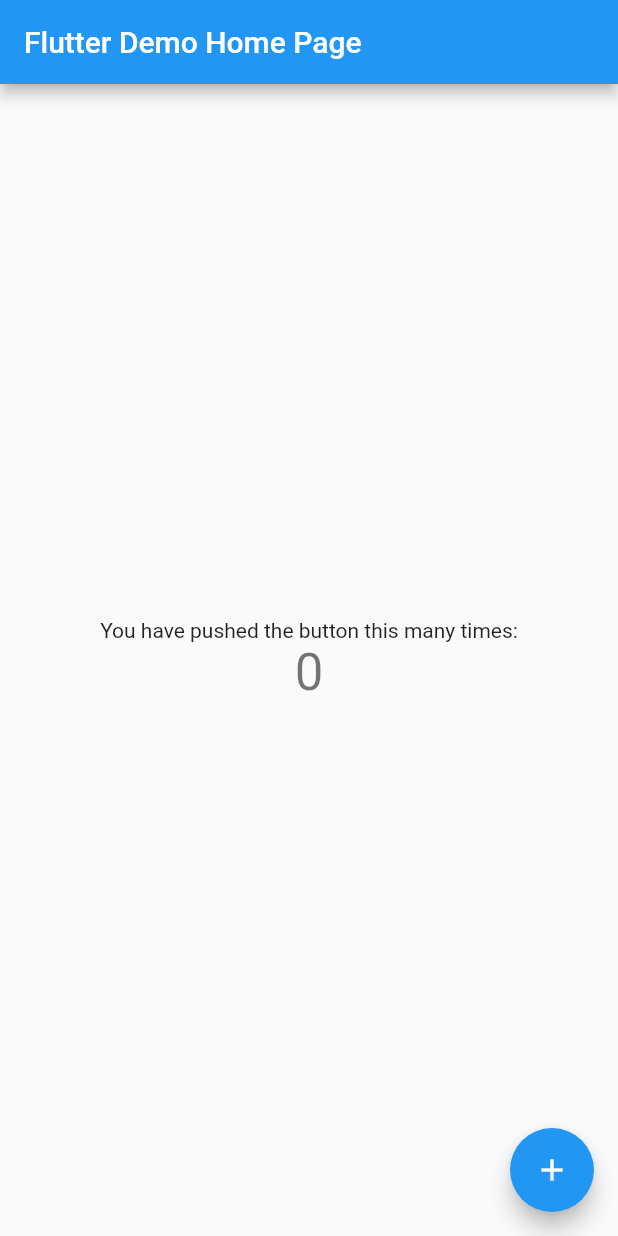
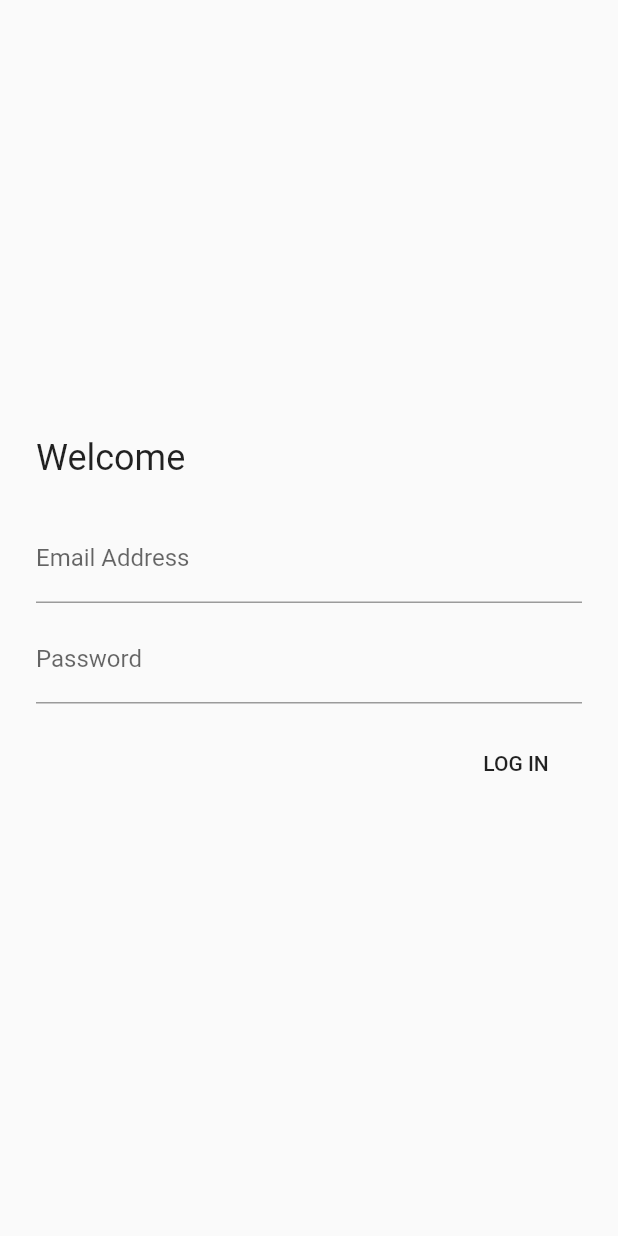
Before and after one commit to sergiossm/Github-Issues, a Flutter app: the screen it shows after launch, on a phone screen of 412 x 824 dp. Run offline on Flutter 3.47's test engine with Material 2 defaults, Android fonts, the phone set to English and light mode, and no system bars; our stand-ins replace firebase_auth, firebase_core; accounts and stored records are empty.

Commit message:
Firebase Login with Provider

```diff
--- /dev/null
+++ b/lib/constants/icons.dart
@@ -0,0 +1 @@
+const String GOOGLE = 'icons/google.svg';
--- /dev/null
+++ b/lib/enums/enums.dart
@@ -0,0 +1,6 @@
+enum AuthStatus {
+  Uninitialized,
+  Authenticated,
+  Authenticating,
+  Unauthenticated,
+}
--- a/lib/main.dart
+++ b/lib/main.dart
@@ -1,113 +1,43 @@
+import 'package:firebase_core/firebase_core.dart';
 import 'package:flutter/material.dart';
+import 'package:github_issues/enums/enums.dart';
+import 'package:github_issues/providers/auth_provider.dart';
+import 'package:github_issues/screens/home.dart';
+import 'package:github_issues/screens/login.dart';
+import 'package:github_issues/screens/splash.dart';
+import 'package:provider/provider.dart';
 
-void main() {
+void main() async {
+  WidgetsFlutterBinding.ensureInitialized();
+  await Firebase.initializeApp();
   runApp(MyApp());
 }
 
 class MyApp extends StatelessWidget {
-  // This widget is the root of your application.
   @override
-  Widget build(BuildContext context) {
-    return MaterialApp(
-      title: 'Flutter Demo',
-      theme: ThemeData(
-        // This is the theme of your application.
-        //
-        // Try running your application with "flutter run". You'll see the
-        // application has a blue toolbar. Then, without quitting the app, try
-        // changing the primarySwatch below to Colors.green and then invoke
-        // "hot reload" (press "r" in the console where you ran "flutter run",
-        // or simply save your changes to "hot reload" in a Flutter IDE).
-        // Notice that the counter didn't reset back to zero; the application
-        // is not restarted.
-        primarySwatch: Colors.blue,
-      ),
-      home: MyHomePage(title: 'Flutter Demo Home Page'),
-    );
-  }
+  Widget build(BuildContext context) => ChangeNotifierProvider<AuthProvider>(
+        create: (_) => AuthProvider(),
+        child: MaterialApp(
+          home: Consumer(
+            builder: (_, AuthProvider provider, __) {
+              switch (provider.status) {
+                case AuthStatus.Uninitialized:
+                  return Splash();
+                case AuthStatus.Unauthenticated:
+                case AuthStatus.Authenticating:
+                  return Login(
+                    status: provider.status,
+                    logIn: (String email, String password) {
+                      provider.signIn(email, password);
+                    },
+                  );
+                case AuthStatus.Authenticated:
+                  return Home();
+                default:
+                  return Login();
+              }
+            },
+          ),
+        ),
+      );
 }
-
-class MyHomePage extends StatefulWidget {
-  MyHomePage({Key key, this.title}) : super(key: key);
-
-  // This widget is the home page of your application. It is stateful, meaning
-  // that it has a State object (defined below) that contains fields that affect
-  // how it looks.
-
-  // This class is the configuration for the state. It holds the values (in this
-  // case the title) provided by the parent (in this case the App widget) and
-  // used by the build method of the State. Fields in a Widget subclass are
-  // always marked "final".
-
-  final String title;
-
-  @override
-  _MyHomePageState createState() => _MyHomePageState();
-}
-
-class _MyHomePageState extends State<MyHomePage> {
-  int _counter = 0;
-
-  void _incrementCounter() {
-    setState(() {
-      // This call to setState tells the Flutter framework that something has
-      // changed in this State, which causes it to rerun the build method below
-      // so that the display can reflect the updated values. If we changed
-      // _counter without calling setState(), then the build method would not be
-      // called again, and so nothing would appear to happen.
-      _counter++;
-    });
-  }
-
-  @override
-  Widget build(BuildContext context) {
-    // This method is rerun every time setState is called, for instance as done
-    // by the _incrementCounter method above.
-    //
-    // The Flutter framework has been optimized to make rerunning build methods
-    // fast, so that you can just rebuild anything that needs updating rather
-    // than having to individually change instances of widgets.
-    return Scaffold(
-      appBar: AppBar(
-        // Here we take the value from the MyHomePage object that was created by
-        // the App.build method, and use it to set our appbar title.
-        title: Text(widget.title),
-      ),
-      body: Center(
-        // Center is a layout widget. It takes a single child and positions it
-        // in the middle of the parent.
-        child: Column(
-          // Column is also a layout widget. It takes a list of children and
-          // arranges them vertically. By default, it sizes itself to fit its
-          // children horizontally, and tries to be as tall as its parent.
-          //
-          // Invoke "debug painting" (press "p" in the console, choose the
-          // "Toggle Debug Paint" action from the Flutter Inspector in Android
-          // Studio, or the "Toggle Debug Paint" command in Visual Studio Code)
-          // to see the wireframe for each widget.
-          //
-          // Column has various properties to control how it sizes itself and
-          // how it positions its children. Here we use mainAxisAlignment to
-          // center the children vertically; the main axis here is the vertical
-          // axis because Columns are vertical (the cross axis would be
-          // horizontal).
-          mainAxisAlignment: MainAxisAlignment.center,
-          children: <Widget>[
-            Text(
-              'You have pushed the button this many times:',
-            ),
-            Text(
-              '$_counter',
-              style: Theme.of(context).textTheme.headline4,
-            ),
-          ],
-        ),
-      ),
-      floatingActionButton: FloatingActionButton(
-        onPressed: _incrementCounter,
-        tooltip: 'Increment',
-        child: Icon(Icons.add),
-      ), // This trailing comma makes auto-formatting nicer for build methods.
-    );
-  }
-}
--- /dev/null
+++ b/lib/models/issue.dart
@@ -0,0 +1 @@
+// TODO: Freezed
--- /dev/null
+++ b/lib/models/user.dart
@@ -0,0 +1 @@
+// TODO: Freezed
--- /dev/null
+++ b/lib/providers/auth_provider.dart
@@ -0,0 +1,46 @@
+import 'package:firebase_auth/firebase_auth.dart';
+import 'package:flutter/material.dart';
+import 'package:github_issues/enums/enums.dart';
+
+class AuthProvider extends ChangeNotifier {
+  FirebaseAuth _auth = FirebaseAuth.instance;
+  User _user;
+  AuthStatus _status = AuthStatus.Uninitialized;
+
+  AuthProvider() {
+    _auth.authStateChanges().listen(_onAuthStateChanged);
+  }
+
+  AuthStatus get status => _status;
+  User get user => _user;
+
+  Future<bool> signIn(String email, String password) async {
+    try {
+      _status = AuthStatus.Authenticating;
+      notifyListeners();
+      await _auth.signInWithEmailAndPassword(email: email, password: password);
+      return true;
+    } catch (e) {
+      _status = AuthStatus.Unauthenticated;
+      notifyListeners();
+      return false;
+    }
+  }
+
+  Future signOut() async {
+    _auth.signOut();
+    _status = AuthStatus.Unauthenticated;
+    notifyListeners();
+    return Future.delayed(Duration.zero);
+  }
+
+  Future<void> _onAuthStateChanged(User firebaseUser) async {
+    if (firebaseUser == null)
+      _status = AuthStatus.Unauthenticated;
+    else {
+      _user = firebaseUser;
+      _status = AuthStatus.Authenticated;
+    }
+    notifyListeners();
+  }
+}
--- /dev/null
+++ b/lib/screens/home.dart
@@ -0,0 +1,12 @@
+import 'package:flutter/material.dart';
+
+class Home extends StatelessWidget {
+  @override
+  Widget build(BuildContext context) {
+    return Scaffold(
+      body: Center(
+        child: Text('Home'),
+      ),
+    );
+  }
+}
--- /dev/null
+++ b/lib/screens/login.dart
@@ -0,0 +1,78 @@
+import 'package:flutter/material.dart';
+import 'package:github_issues/enums/enums.dart';
+
+class Login extends StatelessWidget {
+  final _formKey = GlobalKey<FormState>();
+  final _emailNameController = TextEditingController(),
+      _passwordNameController = TextEditingController();
+  final AuthStatus _status;
+  final Function _logIn;
+
+  Login({AuthStatus status = AuthStatus.Uninitialized, Function logIn})
+      : _status = status,
+        _logIn = logIn;
+
+  @override
+  Widget build(BuildContext context) {
+    return Scaffold(
+      body: Form(
+        key: _formKey,
+        child: Padding(
+          padding: const EdgeInsets.all(24.0),
+          child: Column(
+            mainAxisAlignment: MainAxisAlignment.center,
+            crossAxisAlignment: CrossAxisAlignment.start,
+            children: [
+              Text('Welcome', style: Theme.of(context).textTheme.headline5),
+              Container(height: 24),
+              TextFormField(
+                controller: _emailNameController,
+                decoration: InputDecoration(
+                  labelText: 'Email Address',
+                ),
+                validator: (String value) =>
+                    value?.isEmpty ?? true ? 'This field is required' : null,
+              ),
+              Container(height: 8),
+              TextFormField(
+                controller: _passwordNameController,
+                decoration: InputDecoration(
+                  labelText: 'Password',
+                ),
+                obscureText: true,
+                validator: (String value) =>
+                    value?.isEmpty ?? true ? 'This field is required' : null,
+              ),
+              Container(height: 16),
+              Row(
+                mainAxisAlignment: MainAxisAlignment.end,
+                children: [
+                  FlatButton(
+                    padding: EdgeInsets.symmetric(vertical: 15),
+                    child: _status == AuthStatus.Authenticating
+                        ? Container(
+                            height: 20,
+                            width: 20,
+                            child: CircularProgressIndicator(
+                              strokeWidth: 2,
+                            ),
+                          )
+                        : Text('LOG IN'),
+                    onPressed: _status == AuthStatus.Authenticating
+                        ? null
+                        : () {
+                            if (_formKey.currentState.validate() &&
+                                _logIn != null)
+                              _logIn(_emailNameController.text,
+                                  _passwordNameController.text);
+                          },
+                  ),
+                ],
+              ),
+            ],
+          ),
+        ),
+      ),
+    );
+  }
+}
--- /dev/null
+++ b/lib/screens/splash.dart
@@ -0,0 +1,12 @@
+import 'package:flutter/material.dart';
+
+class Splash extends StatelessWidget {
+  @override
+  Widget build(BuildContext context) {
+    return Scaffold(
+      body: Center(
+        child: Text("Splash Screen"),
+      ),
+    );
+  }
+}
```
Also changed, not shown: pubspec.yaml (+6 -4 lines), assets/icons/google.svg (added), lib/providers/theme_provider.dart (added), pubspec.lock, 3 other files.
